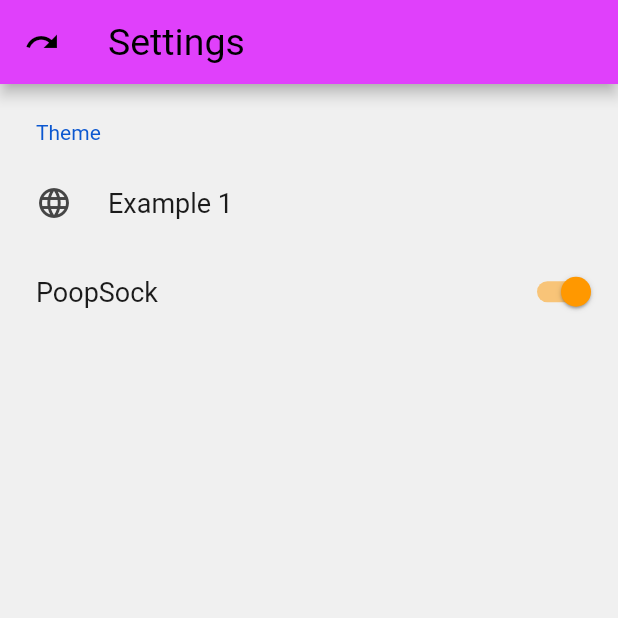
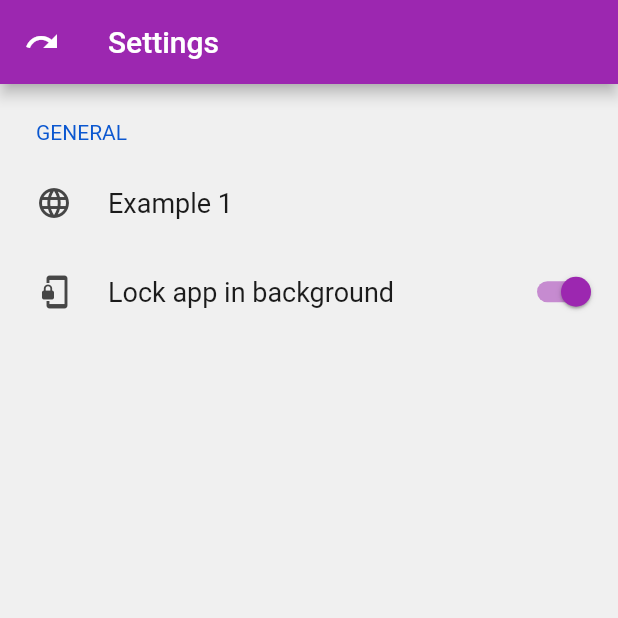
Before and after one commit to 115a-project/MicroMe, a Flutter app: the Settings screen opened directly, on a phone screen of 412 x 824 dp, the top half of it. Run offline on Flutter 3.47's test engine with Material 2 defaults, Android fonts, the phone set to English and light mode, and no system bars; drawn by our look-alikes of settings_ui; our stand-ins replace cloud_firestore, firebase_core, get; accounts and stored records are empty.

Commit message:
returning to older settings ui

```diff
--- a/testing/lib/Pages/settings.dart
+++ b/testing/lib/Pages/settings.dart
@@ -9,8 +9,7 @@ class Settings extends StatefulWidget {
   _SettingsState createState() => _SettingsState();
 }
 class _SettingsState extends State<Settings> {
-
-
+  bool _notifs = true;
   @override
   Widget build(BuildContext context) {
     return Scaffold(
@@ -38,7 +37,7 @@ class _SettingsState extends State<Settings> {
       body: SettingsList(
         sections: [
           SettingsSection(
-            title: const Text('Theme'),
+            title: const Text('GENERAL'),
             tiles: [
               SettingsTile(
                 title: const Text('Example 1'),
@@ -46,10 +45,14 @@ class _SettingsState extends State<Settings> {
                 onPressed: (BuildContext context) {},
               ),
               SettingsTile.switchTile(
-                title: const Text('PoopSock'),
-                initialValue: true,
+                title: const Text('Lock app in background'),
+                leading: const Icon(Icons.phonelink_lock),
                 onToggle: (bool value) {
+                  setState(() {
+                    _notifs = value;
+                  });
                 },
+                initialValue: _notifs,
               ),
             ],
           ),
--- a/testing/lib/homepage.dart
+++ b/testing/lib/homepage.dart
@@ -62,7 +62,10 @@ class _HomePageState extends State<HomePage> {
             title: const Text('Welcome to the Homepage'),
             actions: <Widget> [
               IconButton(
-                icon: Image.asset('assets/settings.png'),
+                icon: const ImageIcon(
+                  AssetImage('assets/settings.png'),
+                  size: 35,
+                ),
                 tooltip: 'Settings',
                 onPressed: () {
                   // Navigates to settings page upon tap
--- a/testing/pubspec.yaml
+++ b/testing/pubspec.yaml
@@ -34,11 +34,10 @@ dependencies:
   # The following adds the Cupertino Icons font to your application.
   # Use with the CupertinoIcons class for iOS style icons.
   cupertino_icons: ^1.0.2
-  settings_ui: ^2.0.2
   firebase_core: ^1.15.0
   cloud_firestore: ^3.1.13
   get: ^4.6.1
-  flutter_settings_screens: ^0.2.2+1
+  settings_ui: ^2.0.2
 
 dev_dependencies:
   flutter_test:
```
Also changed, not shown: testing/lib/themes.dart (+10 -8 lines), testing/pubspec.lock.
